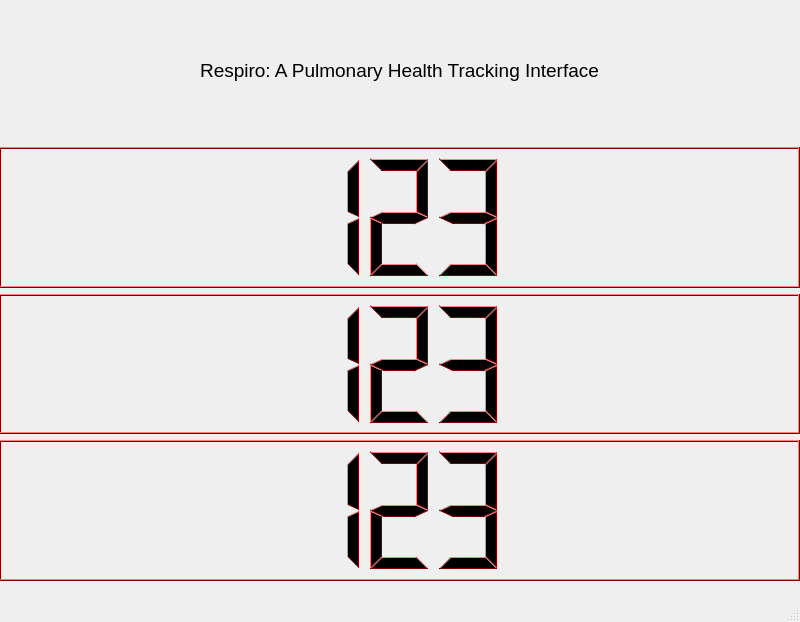
The window that BaseUI.ui (jgerschler/Respiro) describes before a commit, drawn with Qt 5.
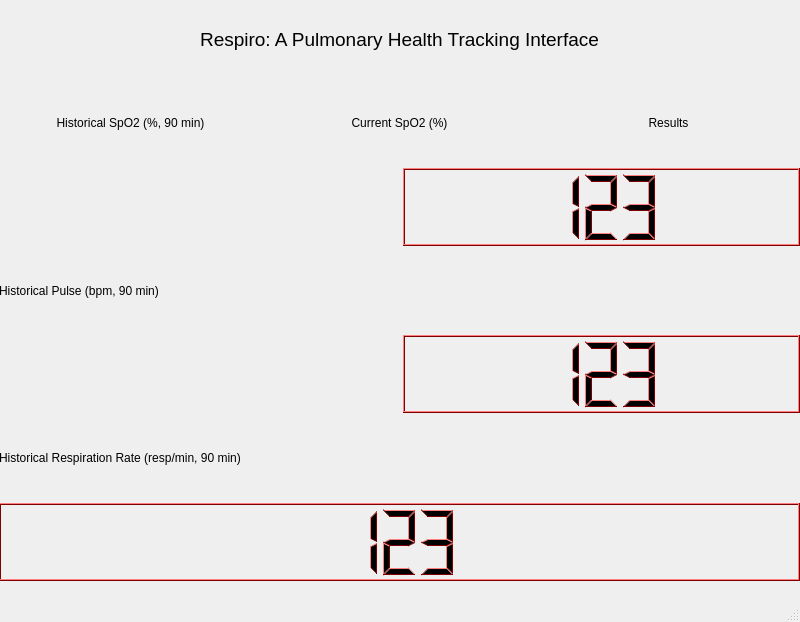
The same window after the commit.

Commit message: created base UI file

Patch:
```diff
--- a/BaseUI.ui
+++ b/BaseUI.ui
@@ -40,6 +40,45 @@
       </widget>
      </item>
      <item>
+      <layout class="QHBoxLayout" name="horizontalLayout_7">
+       <item>
+        <widget class="QLabel" name="label_2">
+         <property name="text">
+          <string>Historical SpO2 (%, 90 min)</string>
+         </property>
+         <property name="alignment">
+          <set>Qt::AlignCenter</set>
+         </property>
+        </widget>
+       </item>
+       <item>
+        <widget class="QLabel" name="label_5">
+         <property name="text">
+          <string>Current SpO2 (%)</string>
+         </property>
+         <property name="alignment">
+          <set>Qt::AlignCenter</set>
+         </property>
+        </widget>
+       </item>
+       <item>
+        <widget class="QLabel" name="label_6">
+         <property name="text">
+          <string>Results</string>
+         </property>
+         <property name="alignment">
+          <set>Qt::AlignCenter</set>
+         </property>
+        </widget>
+       </item>
+      </layout>
+     </item>
+     <item>
+      <layout class="QHBoxLayout" name="horizontalLayout_3">
+       <item>
+        <widget class="QWidget" name="widget" native="true"/>
+       </item>
+       <item>
       <widget class="QLCDNumber" name="lcdNumber_3">
        <property name="palette">
         <palette>
@@ -467,6 +506,20 @@
        </property>
       </widget>
      </item>
+      </layout>
+     </item>
+     <item>
+      <widget class="QLabel" name="label_3">
+       <property name="text">
+        <string>Historical Pulse (bpm, 90 min)</string>
+       </property>
+      </widget>
+     </item>
+     <item>
+      <layout class="QHBoxLayout" name="horizontalLayout_4">
+       <item>
+        <widget class="QWidget" name="widget_2" native="true"/>
+       </item>
      <item>
       <widget class="QLCDNumber" name="lcdNumber_2">
        <property name="palette">
@@ -895,6 +948,20 @@
        </property>
       </widget>
      </item>
+      </layout>
+     </item>
+     <item>
+      <widget class="QLabel" name="label_4">
+       <property name="text">
+        <string>Historical Respiration Rate (resp/min, 90 min)</string>
+       </property>
+      </widget>
+     </item>
+     <item>
+      <layout class="QHBoxLayout" name="horizontalLayout_5">
+       <item>
+        <layout class="QHBoxLayout" name="horizontalLayout_6"/>
+       </item>
      <item>
       <widget class="QLCDNumber" name="lcdNumber">
        <property name="palette">
@@ -1322,6 +1389,8 @@
         <number>123</number>
        </property>
       </widget>
+       </item>
+      </layout>
      </item>
     </layout>
    </widget>
```
Lines whose indentation alone changed are shown as unchanged.
